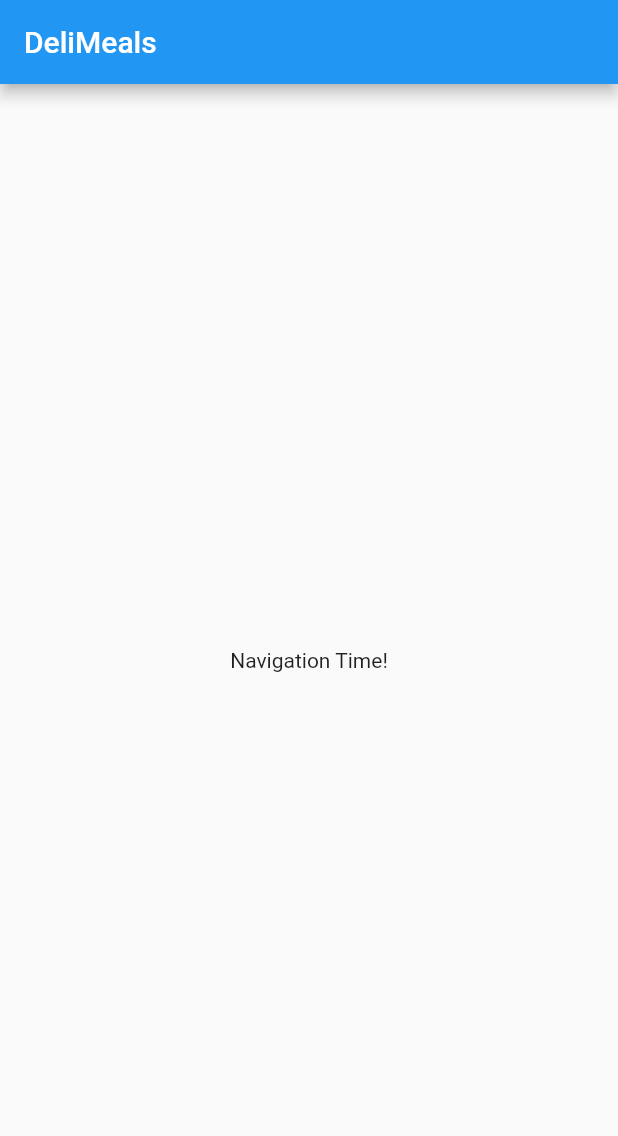
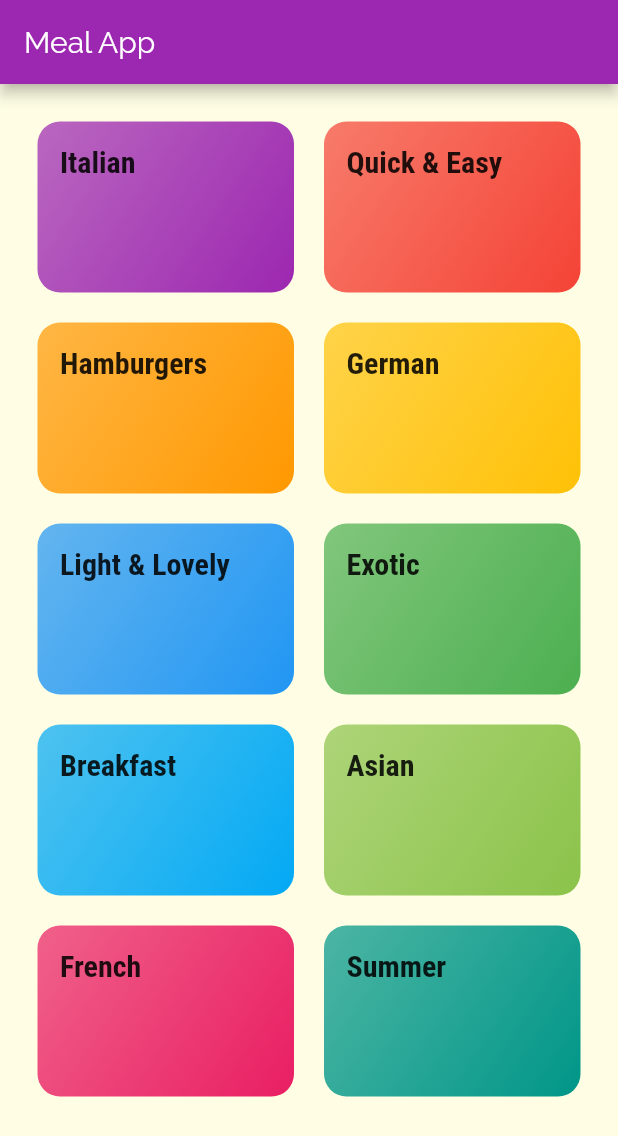
Before and after one commit to khudania/meal_app, a Flutter app: the screen it shows after launch, on a phone screen of 412 x 824 dp. Shown: the top 1136 px of the screen. Run offline on Flutter 3.47's test engine with Material 2 defaults, Android fonts, the phone set to English and light mode, and no system bars.

Commit message:
Added Categories Page

```diff
--- /dev/null
+++ b/lib/categories_screen.dart
@@ -0,0 +1,30 @@
+import 'package:flutter/material.dart';
+
+import './dummy-data.dart';
+import './category_item.dart';
+
+class CategoriesScreen extends StatelessWidget {
+  @override
+  Widget build(BuildContext context) {
+    return Scaffold(
+      appBar: AppBar(
+        title: const Text('Meal App'),
+      ),
+      body: GridView(
+        padding: const EdgeInsets.all(25),
+        children: DUMMY_CATEGORIES
+            .map((catData) => CategoryItem(
+                  catData.title,
+                  catData.color,
+                ))
+            .toList(),
+        gridDelegate: SliverGridDelegateWithMaxCrossAxisExtent(
+          maxCrossAxisExtent: 200,
+          childAspectRatio: 3 / 2,
+          crossAxisSpacing: 20,
+          mainAxisSpacing: 20,
+        ),
+      ),
+    );
+  }
+}
--- /dev/null
+++ b/lib/category_item.dart
@@ -0,0 +1,30 @@
+import 'package:flutter/material.dart';
+
+class CategoryItem extends StatelessWidget {
+  final String title;
+  final Color color;
+
+  CategoryItem(this.title, this.color);
+
+  @override
+  Widget build(BuildContext context) {
+    return Container(
+      padding: const EdgeInsets.all(15),
+      child: Text(
+        title,
+        style: Theme.of(context).textTheme.title,
+      ),
+      decoration: BoxDecoration(
+        gradient: LinearGradient(
+          colors: [
+            color.withOpacity(0.7),
+            color,
+          ],
+          begin: Alignment.topLeft,
+          end: Alignment.bottomRight,
+        ),
+        borderRadius: BorderRadius.circular(15),
+      ),
+    );
+  }
+}
--- /dev/null
+++ b/lib/dummy-data.dart
@@ -0,0 +1,56 @@
+import 'package:flutter/material.dart';
+
+import './models/category.dart';
+
+const DUMMY_CATEGORIES = const [
+  Category(
+    id: 'c1',
+    title: 'Italian',
+    color: Colors.purple,
+  ),
+  Category(
+    id: 'c2',
+    title: 'Quick & Easy',
+    color: Colors.red,
+  ),
+  Category(
+    id: 'c3',
+    title: 'Hamburgers',
+    color: Colors.orange,
+  ),
+  Category(
+    id: 'c4',
+    title: 'German',
+    color: Colors.amber,
+  ),
+  Category(
+    id: 'c5',
+    title: 'Light & Lovely',
+    color: Colors.blue,
+  ),
+  Category(
+    id: 'c6',
+    title: 'Exotic',
+    color: Colors.green,
+  ),
+  Category(
+    id: 'c7',
+    title: 'Breakfast',
+    color: Colors.lightBlue,
+  ),
+  Category(
+    id: 'c8',
+    title: 'Asian',
+    color: Colors.lightGreen,
+  ),
+  Category(
+    id: 'c9',
+    title: 'French',
+    color: Colors.pink,
+  ),
+  Category(
+    id: 'c10',
+    title: 'Summer',
+    color: Colors.teal,
+  ),
+];
--- a/lib/main.dart
+++ b/lib/main.dart
@@ -1,4 +1,6 @@
 import 'package:flutter/material.dart';
+
+import './categories_screen.dart';
 
 void main() => runApp(MyApp());
 
@@ -8,20 +10,35 @@ class MyApp extends StatelessWidget {
     return MaterialApp(
       title: 'DeliMeals',
       theme: ThemeData(
-        primarySwatch: Colors.blue,
+        primarySwatch: Colors.purple,
+        accentColor: Colors.amber,
+        canvasColor: Color.fromRGBO(255, 254, 229, 1),
+        fontFamily: 'Raleway',
+        textTheme: ThemeData.light().textTheme.copyWith(
+              body1: TextStyle(
+                color: Color.fromRGBO(20, 51, 51, 1),
+              ),
+              body2: TextStyle(
+                color: Color.fromRGBO(20, 51, 51, 1),
+              ),
+              title: TextStyle(
+                fontSize: 20,
+                fontFamily: 'RobotoCondensed',
+                fontWeight: FontWeight.bold,
+              ),
+            ),
       ),
-      home: MyHomePage(),
+      home: CategoriesScreen(),
     );
   }
 }
 
 class MyHomePage extends StatefulWidget {
-    @override
+  @override
   _MyHomePageState createState() => _MyHomePageState();
 }
 
 class _MyHomePageState extends State<MyHomePage> {
-
   @override
   Widget build(BuildContext context) {
     return Scaffold(
--- /dev/null
+++ b/lib/models/category.dart
@@ -0,0 +1,13 @@
+import 'package:flutter/material.dart';
+
+class Category {
+  final String id;
+  final String title;
+  final Color color;
+
+  const Category({
+    @required this.id,
+    @required this.title,
+    this.color: Colors.orange,
+  });
+}
```
Also changed, not shown: pubspec.yaml (+17 -8 lines), assets/fonts/Raleway-Black.ttf (added), assets/fonts/Raleway-Bold.ttf (added), assets/fonts/Raleway-Regular.ttf (added), assets/fonts/RobotoCondensed-Bold.ttf (added), assets/fonts/RobotoCondensed-Italic.ttf (added), assets/fonts/RobotoCondensed-Light.ttf (added), assets/fonts/RobotoCondensed-Regular.ttf (added).
